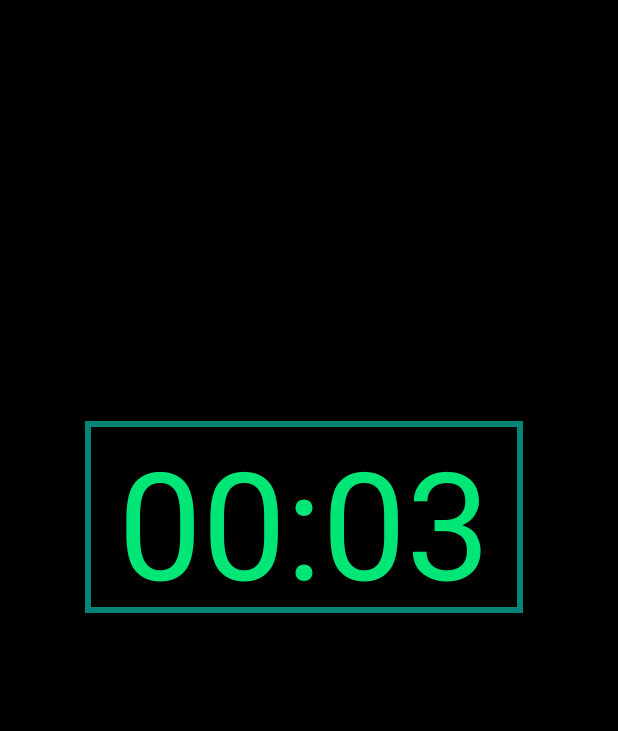
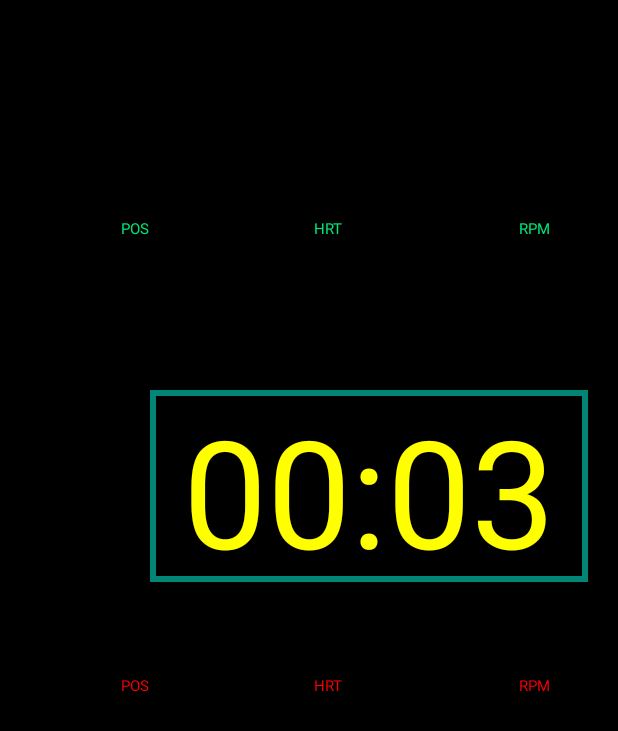
Before and after one commit to cptBearSwe/BearTimer, an Android app: the screen it shows after launch (DisplayTimer), after a tap on "STARTA TIMER!", on a phone screen of 412 x 824 dp. Shown: the top 731 px of the screen. Run offline under Robolectric (Android 15) with nearby library versions, the phone set to English and light mode, and no system bars; 1 statement that could not run was skipped.

Commit message:
First working version!

```diff
--- a/app/src/main/java/com/apps/bjorn/beartimer/DisplayTimer.java
+++ b/app/src/main/java/com/apps/bjorn/beartimer/DisplayTimer.java
@@ -1,6 +1,7 @@
 package com.apps.bjorn.beartimer;
 
 import android.app.Activity;
+import android.graphics.Color;
 import android.os.Bundle;
 import android.os.CountDownTimer;
 import android.os.Environment;
@@ -34,6 +35,13 @@ public class DisplayTimer extends Activity {
 
         setContentView(R.layout.timer_display);
         Log.v("BM","Check array: " +  GlobalParameters.getInstance().lstTimes.size());
+        Log.v("BM","Passnamn: " +  GlobalParameters.getInstance().strPassName);
+        if(GlobalParameters.getInstance().strPassName == ""){
+            strPass = "myfile.txt";
+        }
+        else{
+            strPass = GlobalParameters.getInstance().strPassName;
+        }
         Log.v("BM",GlobalParameters.getInstance().strPassName);
         //readData();
         //extractData();
@@ -49,7 +57,7 @@ public class DisplayTimer extends Activity {
         String rader = null;
         try {
             File path = Environment.getExternalStoragePublicDirectory(Environment.DIRECTORY_DOWNLOADS);
-            FileReader reader = new FileReader(path + "/" + "myfile.txt");
+            FileReader reader = new FileReader(path + "/" + strPass + ".txt");
             BufferedReader bufferedreader = new BufferedReader(reader);
             while ((rader = bufferedreader.readLine()) != null){
                 GlobalParameters.getInstance().lstPass.add(rader);
@@ -151,9 +159,82 @@ public class DisplayTimer extends Activity {
             }
             @Override
             public void onFinish() {
+                TextView textView4  = findViewById(R.id.textView4);
+                TextView textView5  = findViewById(R.id.textView5);
+                TextView textView6  = findViewById(R.id.textView6);
+                TextView textView10  = findViewById(R.id.textView10);
+                TextView textView11  = findViewById(R.id.textView11);
+                TextView textView12  = findViewById(R.id.textView12);
+
+                tmp = tmp + 1;
+                // Current track
                 TextView textView2  = findViewById(R.id.textView2);
-                tmp = tmp + 1;
                 textView2.setText("(" + (tmp + 1) + "/" + CykelPass.size() + ")");
+                textView4.setText(CykelPass.get(tmp).pos);
+                textView5.setText(CykelPass.get(tmp).hrt);
+                textView6.setText(CykelPass.get(tmp).rpm);
+
+                // Set color due to HRT
+                int fntColor = Integer.parseInt(CykelPass.get(tmp).hrt);
+                if(fntColor >= 0 && fntColor <= 59){
+                    textView4.setTextColor(Color.WHITE);
+                    textView5.setTextColor(Color.WHITE);
+                    textView6.setTextColor(Color.WHITE);
+                }
+                else if (fntColor >= 60 && fntColor <=69 ){
+                    textView4.setTextColor(Color.BLUE);
+                    textView5.setTextColor(Color.BLUE);
+                    textView6.setTextColor(Color.BLUE);
+                }
+                else if (fntColor >= 70 && fntColor <= 79 ){
+                    textView4.setTextColor(Color.GREEN);
+                    textView5.setTextColor(Color.GREEN);
+                    textView6.setTextColor(Color.GREEN);
+                }
+                else if (fntColor >= 80 && fntColor <= 89 ){
+                    textView4.setTextColor(Color.YELLOW);
+                    textView5.setTextColor(Color.YELLOW);
+                    textView6.setTextColor(Color.YELLOW);
+                }
+                else if (fntColor >= 90 && fntColor < 100 ){
+                    textView4.setTextColor(Color.RED);
+                    textView5.setTextColor(Color.RED);
+                    textView6.setTextColor(Color.RED);
+                }
+
+                // Next track
+                if(tmp <= CykelPass.size()){
+                    textView10.setText(CykelPass.get(tmp + 1).pos);
+                    textView11.setText(CykelPass.get(tmp + 1).hrt);
+                    textView12.setText(CykelPass.get(tmp + 1).rpm);
+                    fntColor = Integer.parseInt(CykelPass.get(tmp +  1).hrt);
+                    if(fntColor >= 0 && fntColor <= 59){
+                        textView10.setTextColor(Color.WHITE);
+                        textView11.setTextColor(Color.WHITE);
+                        textView12.setTextColor(Color.WHITE);
+                    }
+                    else if (fntColor >= 60 && fntColor <= 69 ){
+                        textView10.setTextColor(Color.BLUE);
+                        textView11.setTextColor(Color.BLUE);
+                        textView12.setTextColor(Color.BLUE);
+                    }
+                    else if (fntColor >= 70 && fntColor <= 79 ){
+                        textView10.setTextColor(Color.GREEN);
+                        textView11.setTextColor(Color.GREEN);
+                        textView12.setTextColor(Color.GREEN);
+                    }
+                    else if (fntColor >= 80 && fntColor <= 89 ){
+                        textView10.setTextColor(Color.YELLOW);
+                        textView11.setTextColor(Color.YELLOW);
+                        textView12.setTextColor(Color.YELLOW);
+                    }
+                    else if (fntColor >= 90 && fntColor <= 100 ){
+                        textView10.setTextColor(Color.RED);
+                        textView11.setTextColor(Color.RED);
+                        textView12.setTextColor(Color.RED);
+                    }
+                }
+
                 Log.v("BM",tmp.toString());
                 if (tmp < CykelPass.size()){
                     if (tmp == 0){
@@ -176,7 +257,7 @@ public class DisplayTimer extends Activity {
 
         try {
             File path = Environment.getExternalStoragePublicDirectory(Environment.DIRECTORY_DOWNLOADS);
-            FileReader reader = new FileReader(path + "/" + "myfile.txt");
+            FileReader reader = new FileReader(path + "/" + strPass + ".txt");
             BufferedReader bufferedreader = new BufferedReader(reader);
             while ((rader = bufferedreader.readLine()) != null){
                 raknare = raknare + 1;
--- a/app/src/main/java/com/apps/bjorn/beartimer/MainActivity.java
+++ b/app/src/main/java/com/apps/bjorn/beartimer/MainActivity.java
@@ -95,7 +95,7 @@ public class MainActivity extends Activity implements View.OnClickListener {
 
             Track obj = new Track(raknare, strPass, strTime, strHrt,strRpm, strPos);
             CykelPass.add(obj);
-            GlobalParameters.getInstance().strPassName = "KalleKula.txt";
+            GlobalParameters.getInstance().strPassName = strPass;
 
             GlobalParameters.getInstance().lstTimes.add(intTime);
             strMsg = raknare.toString() + ": " + edtTimes.getText().toString()+ "\n";
--- a/app/src/main/res/layout/file_select.xml
+++ b/app/src/main/res/layout/file_select.xml
@@ -40,7 +40,7 @@
         android:layout_marginTop="250dp"
         android:background="@android:color/darker_gray"
         android:ems="10"
-        android:inputType="textShortMessage|time"
+        android:inputType="number"
         android:textAlignment="center"
         android:textAppearance="@style/TextAppearance.AppCompat.Large"
         android:textColor="#FF0000"
--- a/app/src/main/res/layout/timer_display.xml
+++ b/app/src/main/res/layout/timer_display.xml
@@ -1,5 +1,5 @@
 <?xml version="1.0" encoding="utf-8"?>
-<androidx.constraintlayout.widget.ConstraintLayout xmlns:android="http://schemas.android.com/apk/res/android"
+<RelativeLayout xmlns:android="http://schemas.android.com/apk/res/android"
     xmlns:app="http://schemas.android.com/apk/res-auto"
     xmlns:tools="http://schemas.android.com/tools"
     android:layout_width="match_parent"
@@ -11,66 +11,168 @@
         android:id="@+id/textView"
         android:layout_width="292dp"
         android:layout_height="128dp"
-        android:layout_marginStart="60dp"
-        android:layout_marginLeft="60dp"
-        android:layout_marginTop="32dp"
-        android:layout_marginEnd="67dp"
-        android:layout_marginRight="67dp"
+        android:layout_marginLeft="100dp"
+        android:layout_marginTop="260dp"
         android:background="@drawable/textview_border"
         android:text="@string/textView"
         android:textAlignment="center"
-        android:textColor="#00E676"
-        android:textSize="100sp"
-        app:layout_constraintEnd_toEndOf="parent"
-        app:layout_constraintStart_toStartOf="parent"
-        app:layout_constraintTop_toBottomOf="@+id/textView4" />
+        android:textColor="#FFFF00"
+        android:textSize="100sp" />
 
     <TextView
         android:id="@+id/textView2"
         android:layout_width="199dp"
-        android:layout_height="63dp"
-        android:layout_marginTop="28dp"
-        android:layout_marginEnd="36dp"
-        android:layout_marginRight="36dp"
+        android:layout_height="65dp"
+        android:layout_marginTop="40dp"
+        android:layout_marginLeft="300dp"
         android:text="@string/textView2"
         android:textAlignment="center"
         android:textColor="#00E676"
-        android:textSize="50sp"
-        app:layout_constraintEnd_toEndOf="parent"
-        app:layout_constraintTop_toTopOf="parent" />
+        android:textSize="35sp" />
 
     <TextView
         android:id="@+id/textView3"
-        android:layout_width="562dp"
-        android:layout_height="64dp"
-        android:layout_marginStart="2dp"
-        android:layout_marginLeft="2dp"
-        android:layout_marginTop="12dp"
-        android:layout_marginEnd="25dp"
-        android:layout_marginRight="25dp"
+        android:layout_width="264dp"
+        android:layout_height="65dp"
+        android:layout_marginTop="40dp"
+        android:layout_marginLeft="40dp"
         android:text="@string/textView2"
         android:textAlignment="center"
         android:textColor="#00E676"
-        android:textSize="35sp"
-        app:layout_constraintEnd_toEndOf="parent"
-        app:layout_constraintStart_toStartOf="parent"
-        app:layout_constraintTop_toBottomOf="@+id/textView2" />
+        android:textSize="35sp" />
 
     <TextView
         android:id="@+id/textView4"
-        android:layout_width="566dp"
-        android:layout_height="69dp"
-        android:layout_marginStart="8dp"
-        android:layout_marginLeft="8dp"
-        android:layout_marginTop="12dp"
-        android:layout_marginEnd="27dp"
-        android:layout_marginRight="27dp"
+        android:layout_width="100dp"
+        android:layout_height="62dp"
+        android:layout_marginLeft="40dp"
+        android:layout_marginTop="150dp"
         android:text="@string/textView2"
         android:textAlignment="center"
         android:textColor="#00E676"
-        android:textSize="50sp"
-        app:layout_constraintEnd_toEndOf="parent"
-        app:layout_constraintHorizontal_bias="0.0"
-        app:layout_constraintStart_toStartOf="parent"
-        app:layout_constraintTop_toBottomOf="@+id/textView3" />
-</androidx.constraintlayout.widget.ConstraintLayout>
+        android:textSize="50sp" />
+
+    <TextView
+        android:id="@+id/textView5"
+        android:layout_width="157dp"
+        android:layout_height="62dp"
+        android:layout_marginTop="150dp"
+        android:layout_marginLeft="140dp"
+        android:text="@string/textView2"
+        android:textAlignment="center"
+        android:textColor="#00E676"
+        android:textSize="50sp" />
+
+    <TextView
+        android:id="@+id/textView6"
+        android:layout_width="157dp"
+        android:layout_height="62dp"
+        android:layout_marginLeft="300dp"
+        android:layout_marginTop="150dp"
+        android:text="@string/textView2"
+        android:textAlignment="center"
+        android:textColor="#00E676"
+        android:textSize="50sp" />
+
+    <TextView
+        android:id="@+id/textView7"
+        android:layout_width="100dp"
+        android:layout_height="15dp"
+        android:layout_marginLeft="40dp"
+        android:layout_marginTop="145dp"
+        android:text="@string/textView7"
+        android:textAlignment="center"
+        android:textColor="#00E676"
+        android:textSize="10sp" />
+
+    <TextView
+        android:id="@+id/textView8"
+        android:layout_width="157dp"
+        android:layout_height="15dp"
+        android:layout_marginLeft="140dp"
+        android:layout_marginTop="145dp"
+        android:text="@string/textView8"
+        android:textAlignment="center"
+        android:textColor="#00E676"
+        android:textSize="10sp" />
+
+    <TextView
+        android:id="@+id/textView9"
+        android:layout_width="157dp"
+        android:layout_height="15dp"
+        android:layout_marginLeft="300dp"
+        android:layout_marginTop="145dp"
+        android:text="@string/textView9"
+        android:textAlignment="center"
+        android:textColor="#00E676"
+        android:textSize="10sp" />
+
+    adsfasd
+
+    <TextView
+        android:id="@+id/textView10"
+        android:layout_width="100dp"
+        android:layout_height="62dp"
+        android:layout_marginLeft="40dp"
+        android:layout_marginTop="465dp"
+        android:text="@string/textView10"
+        android:textAlignment="center"
+        android:textColor="#FF0000"
+        android:textSize="50sp" />
+
+    <TextView
+        android:id="@+id/textView11"
+        android:layout_width="157dp"
+        android:layout_height="62dp"
+        android:layout_marginTop="465dp"
+        android:layout_marginLeft="140dp"
+        android:text="@string/textView11"
+        android:textAlignment="center"
+        android:textColor="#FF0000"
+        android:textSize="50sp" />
+
+    <TextView
+        android:id="@+id/textView12"
+        android:layout_width="157dp"
+        android:layout_height="62dp"
+        android:layout_marginLeft="300dp"
+        android:layout_marginTop="465dp"
+        android:text="@string/textView12"
+        android:textAlignment="center"
+        android:textColor="#FF0000"
+        android:textSize="50sp" />
+
+    <TextView
+        android:id="@+id/textView13"
+        android:layout_width="100dp"
+        android:layout_height="15dp"
+        android:layout_marginLeft="40dp"
+        android:layout_marginTop="450dp"
+        android:text="@string/textView13"
+        android:textAlignment="center"
+        android:textColor="#FF0000"
+        android:textSize="10sp" />
+
+    <TextView
+        android:id="@+id/textView14"
+        android:layout_width="157dp"
+        android:layout_height="15dp"
+        android:layout_marginLeft="140dp"
+        android:layout_marginTop="450dp"
+        android:text="@string/textView14"
+        android:textAlignment="center"
+        android:textColor="#FF0000"
+        android:textSize="10sp" />
+
+    <TextView
+        android:id="@+id/textView15"
+        android:layout_width="157dp"
+        android:layout_height="15dp"
+        android:layout_marginLeft="300dp"
+        android:layout_marginTop="450dp"
+        android:text="@string/textView15"
+        android:textAlignment="center"
+        android:textColor="#FF0000"
+        android:textSize="10sp" />
+
+</RelativeLayout>
--- a/app/src/main/res/values/strings.xml
+++ b/app/src/main/res/values/strings.xml
@@ -25,12 +25,22 @@
     <string name="btnMainEnd">"Avsluta!"</string>
 
     <string name="txtReadTitle">"LÄS IN PASSDATA"</string>
-    <string name="txtReadInfo">"Ange filnamn (YYMMDDPPNNN.txt): "</string>
+    <string name="txtReadInfo">"Ange passnamn (YYMMDDPPNNN): "</string>
     <string name="edtReadFile">""</string>
     <string name="btnReadSelect">"OK!"</string>
     <string name="txtReadResult">""</string>
     <string name="btnReadEnd">"TILLBAKA!"</string>
 
+    <string name="textView7">"POS"</string>
+    <string name="textView8">"HRT"</string>
+    <string name="textView9">"RPM"</string>
+    <string name="textView10">""</string>
+    <string name="textView11">""</string>
+    <string name="textView12">""</string>
+    <string name="textView13">"POS"</string>
+    <string name="textView14">"HRT"</string>
+    <string name="textView15">"RPM"</string>
+
 
 
 </resources>
```
